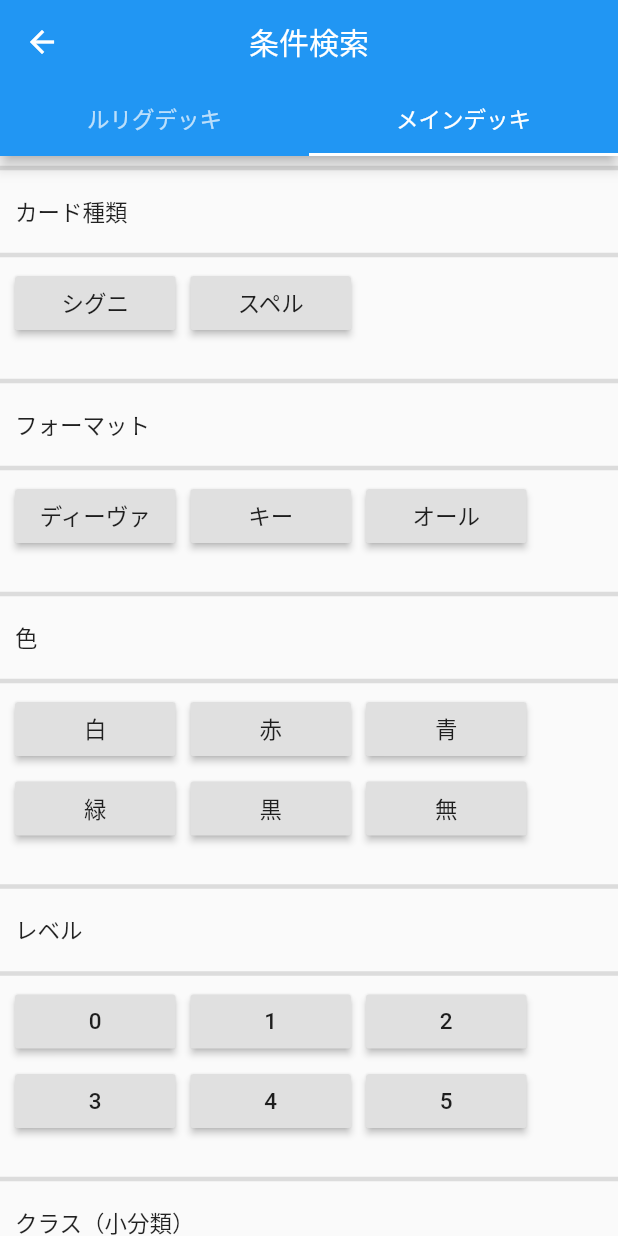
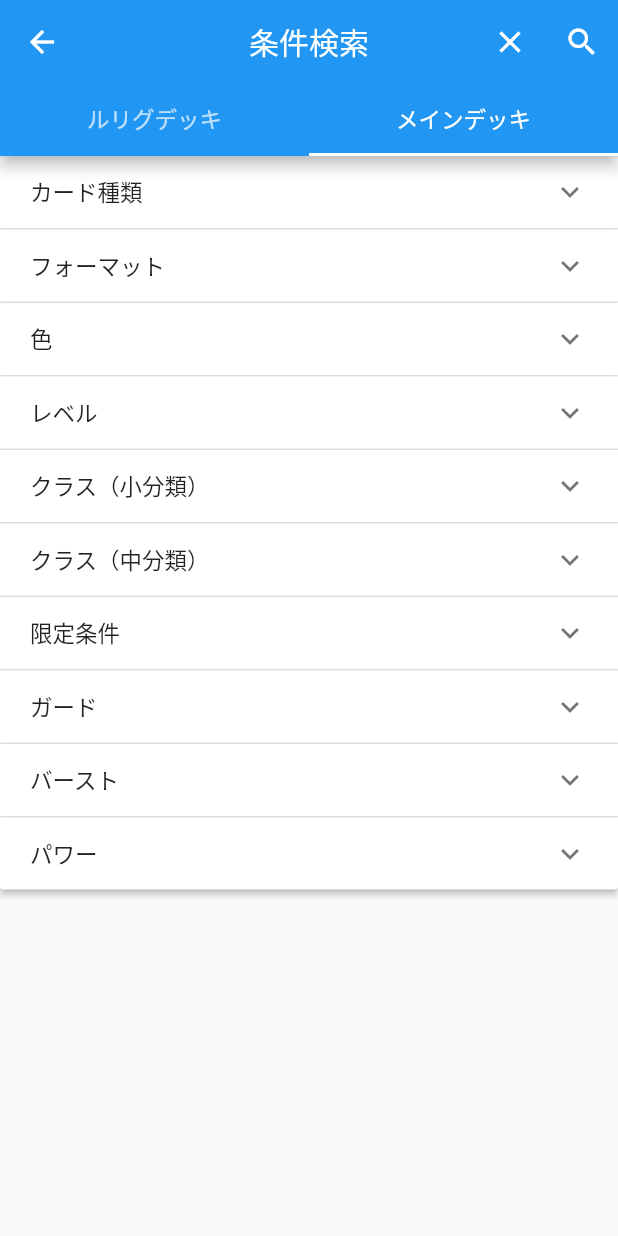
Before and after one commit to Rutile3/oreore_wixoss_collection_app, a Flutter app: the CardFilteredSearch screen opened by its route, tab 2 chosen, on a phone screen of 412 x 824 dp. Run offline on Flutter 3.47's test engine with Material 2 defaults, Android fonts, the phone set to English and light mode, and no system bars.

Commit message:
✨ 条件検索画面の条件をたためるように修正

```diff
--- a/lib/cardSearch/cardFilteredSearch.dart
+++ b/lib/cardSearch/cardFilteredSearch.dart
@@ -1,13 +1,7 @@
+import 'package:flutter/cupertino.dart';
 import 'package:flutter/material.dart';
+
 import 'package:oreore_wixoss_collection_app/constant/cardDeckType.dart';
-
-class _FilterItem {
-  final String title;
-  final List<String> buttonTitleList;
-  bool isOpen = false;
-
-  _FilterItem(this.title, this.buttonTitleList);
-}
 
 class CardFilteredSearch extends StatefulWidget {
   static const namedRoute = 'CardFilteredSearch';
@@ -17,138 +11,10 @@ class CardFilteredSearch extends StatefulWidget {
 }
 
 class _CardFilteredSearchState extends State<CardFilteredSearch> {
-  final _lrigDeckFilterList = [
-    _FilterItem('カード種類', [
-      'シグニ',
-      'スペル',
-    ]),
-    _FilterItem('フォーマット', [
-      'ディーヴァ',
-      'キー',
-      'オール',
-    ]),
-    _FilterItem('色', [
-      '白',
-      '赤',
-      '青',
-      '緑',
-      '黒',
-      '無',
-    ]),
-    _FilterItem('レベル', [
-      '0',
-      '1',
-      '2',
-      '3',
-      '4',
-      '5',
-    ]),
-    _FilterItem('クラス（小分類）', [
-      'アーム',
-      '悪魔',
-      'ウェポン',
-      '宇宙',
-      '英知',
-      '怪異',
-      '凶蟲',
-      '空獣',
-      '原子',
-      '鉱石',
-      '古代兵器',
-      '植物',
-      '乗機',
-      '水獣',
-      '地獣',
-      '調理',
-      '天使',
-      '電機',
-      'トリック',
-      '毒牙',
-      '微菌',
-      '美巧',
-      '武勇',
-      '宝石',
-      '迷宮',
-      '遊具',
-      '龍獣',
-    ]),
-    _FilterItem('クラス（中分類）', [
-      '奏武',
-      '奏像',
-      '奏械',
-      '奏羅',
-      '奏生',
-      '奏元',
-      '精武',
-      '精像',
-      '精械',
-      '精羅',
-      '精生',
-      '精元',
-    ]),
-    _FilterItem('限定条件', [
-      '無し',
-      'アイヤイ',
-      'あや',
-      'アルフォウ',
-      'アン',
-      'イオナ',
-      'ウムル',
-      'ウリス',
-      'エマ',
-      'エルドラ',
-      'カーニバル',
-      'グズ子',
-      'サシェ',
-      'タウィル',
-      'タマ',
-      'ドーナ',
-      '？',
-      '花代',
-      'ナナシ',
-      'にじさんじ',
-      'ハナレ',
-      'ピルルク',
-      'ママ',
-      'マユ',
-      '緑子',
-      'ミュウ',
-      'ミルルン',
-      '夢限',
-      'メル',
-      'ユキ',
-      'ユヅキ',
-      'リメンバ',
-      'リル',
-      'レイラ',
-      'LoV',
-    ]),
-    _FilterItem('ガード', [
-      'あり',
-      'なし',
-    ]),
-    _FilterItem('バースト', [
-      'あり',
-      'なし',
-    ]),
-    _FilterItem('パワー', [
-      '1,000',
-      '2,000',
-      '3,000',
-      '4,000',
-      '5,000',
-      '6,000',
-      '7,000',
-      '8,000',
-      '9,000',
-      '10,000',
-      '11,000',
-      '12,000',
-      '13,000',
-      '14,000',
-      '15,000',
-    ]),
-  ];
+  List<_FilterPanelData> _lrigDeckFilter =
+      _FilterPanelData.createLrigDeckPanelDataList();
+  List<_FilterPanelData> _mainDeckFilter =
+      _FilterPanelData.createMainDeckPanelDataList();
 
   @override
   Widget build(BuildContext context) {
@@ -158,101 +24,312 @@ class _CardFilteredSearchState extends State<CardFilteredSearch> {
         appBar: AppBar(
           title: Text('条件検索'),
           centerTitle: true,
-          bottom: TabBar(
-            tabs: [
-              Tab(text: CardDeckTypeText[CardDeckType.lrigDeck]),
-              Tab(text: CardDeckTypeText[CardDeckType.mainDeck]),
-            ],
-          ),
+          actions: [
+            IconButton(icon: const Icon(Icons.clear), onPressed: () {}),
+            IconButton(icon: const Icon(Icons.search), onPressed: () {}),
+          ],
+          bottom: TabBar(tabs: [
+            Tab(text: CardDeckTypeText[CardDeckType.lrigDeck]),
+            Tab(text: CardDeckTypeText[CardDeckType.mainDeck]),
+          ]),
         ),
         body: TabBarView(children: [
-          _buildLrigDeckFilter(),
-          _buildMainDeckFilter(),
+          _generateExpansionPanelList(_lrigDeckFilter),
+          _generateExpansionPanelList(_mainDeckFilter),
         ]),
       ),
     );
   }
 
-  /// ルリグデッキの条件検索
-  Widget _buildLrigDeckFilter() {
-    return Text('_buildLrigDeckFilter');
-  }
-
-  /// メインデッキの条件検索
-  Widget _buildMainDeckFilter() {
-    return ListView(
-      children: _lrigDeckFilterList.map((e) {
-        return _generateFilterExpansionPanel(e);
-      }).toList(),
-    );
-    // return ExpansionPanelList(
-    //   children: _lrigDeckFilterList.map((e) {
-    //     return _generateFilterExpansionPanel(e);
-    //   }).toList(),
-    //   expansionCallback: (i, isOpen) =>
-    //       setState(() => _lrigDeckFilterList[i].isOpen = !isOpen),
-    // );
-  }
-
-  /// フィルターの項目
-  Widget _generateFilterExpansionPanel(_FilterItem _filterItem) {
-    return Column(
-      crossAxisAlignment: CrossAxisAlignment.start,
-      children: [
-        _generateFilterTitle(_filterItem.title),
-        _generateFilterButtons(_filterItem.buttonTitleList),
-      ],
-    );
-
-    // return ExpansionPanel(
-    //   headerBuilder: (context, isOpen) {
-    //     return _generateFilterTitle(_filterItem.title);
-    //   },
-    //   body: _generateFilterButtons(_filterItem.buttonTitleList),
-    //   isExpanded: _filterItem.isOpen,
-    // );
-  }
-
-  /// フィルターの名前
-  Widget _generateFilterTitle(String title) {
-    return Column(
-      crossAxisAlignment: CrossAxisAlignment.start,
-      children: [
-        Divider(thickness: 3),
-        Container(
-          padding: EdgeInsets.all(10),
-          child: Text(title),
-        ),
-        Divider(thickness: 3),
-      ],
+  /// フィルターのパネルリストの生成
+  Widget _generateExpansionPanelList(List<_FilterPanelData> panelDataList) {
+    return SingleChildScrollView(
+      child: ExpansionPanelList(
+        children: panelDataList.map((panelData) {
+          return ExpansionPanel(
+            headerBuilder: (context, isOpen) {
+              return Container(
+                alignment: AlignmentDirectional.centerStart,
+                padding: EdgeInsets.only(left: 20),
+                child: Text(panelData.title),
+              );
+            },
+            body: _generateExpansionPanelBody(panelData),
+            isExpanded: panelData.isExpanded,
+          );
+        }).toList(),
+        expansionCallback: (index, isOpen) {
+          setState(() {
+            panelDataList[index].isExpanded = !isOpen;
+          });
+        },
+      ),
     );
   }
 
-  /// フィルターのボタン
-  Widget _generateFilterButtons(List<String> buttonTitleList) {
+  /// フィルターのパネルのボディの生成
+  Widget _generateExpansionPanelBody(_FilterPanelData panelData) {
     return Container(
-      padding: EdgeInsets.only(left: 10, right: 10),
+      padding: EdgeInsets.only(left: 5, right: 5),
       child: Column(
         crossAxisAlignment: CrossAxisAlignment.start,
         children: [
-          Wrap(
-            crossAxisAlignment: WrapCrossAlignment.center,
-            spacing: 10,
-            runSpacing: 5,
-            children: buttonTitleList.map((e) {
-              return RaisedButton(
-                child: Container(
-                  alignment: Alignment.center,
-                  width: 75,
-                  child: Text(e),
-                ),
-                onPressed: () {},
-              );
-            }).toList(),
-          ),
+          _generateThreeLineButton(panelData.filterButtonList),
           SizedBox(height: 20),
         ],
       ),
     );
   }
+
+  /// フィルターボタンを3ライン区切りで表示するウィジェットの生成
+  Widget _generateThreeLineButton(List<_FilterButton> buttonList) {
+    var threeLineButtonList = _from1DWidgetListTo2DWidgetList(buttonList, 3);
+
+    return Column(
+      children: threeLineButtonList.map((threeLineButton) {
+        return Row(
+          children: [
+            Expanded(child: threeLineButton[0]),
+            SizedBox(width: 5),
+            Expanded(child: threeLineButton[1]),
+            SizedBox(width: 5),
+            Expanded(child: threeLineButton[2]),
+          ],
+        );
+      }).toList(),
+    );
+  }
+
+  /// 1次元配列のウィジェットを2次元配列に変換します
+  List<List<Widget>> _from1DWidgetListTo2DWidgetList(
+      List<Widget> list, int part) {
+    var outer = List<List<Widget>>();
+    int outerIndex = 0;
+
+    while (outerIndex < list.length) {
+      var inner = List<Widget>.generate(part, (index) => SizedBox.shrink());
+      int innerIndex = 0;
+
+      while (outerIndex < list.length && innerIndex < part) {
+        inner[innerIndex] = list[outerIndex];
+        innerIndex++;
+        outerIndex++;
+      }
+      outer.add(inner);
+    }
+
+    return outer;
+  }
 }
+
+/// フィルター項目のデータ
+class _FilterPanelData {
+  final String title;
+  final List<_FilterButton> filterButtonList;
+  bool isExpanded = false;
+
+  _FilterPanelData(this.title, this.filterButtonList);
+
+  /// ルリグデッキのフィルターのパネルリストを生成
+  static List<_FilterPanelData> createLrigDeckPanelDataList() {
+    return [
+      _FilterPanelData('カード種類', [
+        _FilterButton('ルリグ'),
+        _FilterButton('アシスト'),
+        _FilterButton('ピース'),
+        _FilterButton('アーツ'),
+        _FilterButton('キー'),
+        _FilterButton('レゾナ'),
+        _FilterButton('クラフト'),
+      ]),
+      _FilterPanelData('フォーマット', [
+        _FilterButton('ディーヴァ'),
+        _FilterButton('キー'),
+        _FilterButton('オール'),
+      ]),
+      _FilterPanelData('色', [
+        _FilterButton('白'),
+        _FilterButton('赤'),
+        _FilterButton('青'),
+        _FilterButton('緑'),
+        _FilterButton('黒'),
+        _FilterButton('無'),
+      ]),
+      _FilterPanelData('レベル', [
+        _FilterButton('0'),
+        _FilterButton('1'),
+        _FilterButton('2'),
+        _FilterButton('3'),
+        _FilterButton('4'),
+        _FilterButton('5'),
+      ]),
+    ];
+  }
+
+  /// メインデッキのフィルターのパネルリストを生成
+  static List<_FilterPanelData> createMainDeckPanelDataList() {
+    return [
+      _FilterPanelData('カード種類', [
+        _FilterButton('シグニ'),
+        _FilterButton('スペル'),
+      ]),
+      _FilterPanelData('フォーマット', [
+        _FilterButton('ディーヴァ'),
+        _FilterButton('キー'),
+        _FilterButton('オール'),
+      ]),
+      _FilterPanelData('色', [
+        _FilterButton('白'),
+        _FilterButton('赤'),
+        _FilterButton('青'),
+        _FilterButton('緑'),
+        _FilterButton('黒'),
+        _FilterButton('無'),
+      ]),
+      _FilterPanelData('レベル', [
+        _FilterButton('0'),
+        _FilterButton('1'),
+        _FilterButton('2'),
+        _FilterButton('3'),
+        _FilterButton('4'),
+        _FilterButton('5'),
+      ]),
+      _FilterPanelData('クラス（小分類）', [
+        _FilterButton('アーム'),
+        _FilterButton('悪魔'),
+        _FilterButton('ウェポン'),
+        _FilterButton('宇宙'),
+        _FilterButton('英知'),
+        _FilterButton('怪異'),
+        _FilterButton('凶蟲'),
+        _FilterButton('空獣'),
+        _FilterButton('原子'),
+        _FilterButton('鉱石'),
+        _FilterButton('古代兵器'),
+        _FilterButton('植物'),
+        _FilterButton('乗機'),
+        _FilterButton('水獣'),
+        _FilterButton('地獣'),
+        _FilterButton('調理'),
+        _FilterButton('天使'),
+        _FilterButton('電機'),
+        _FilterButton('トリック'),
+        _FilterButton('毒牙'),
+        _FilterButton('微菌'),
+        _FilterButton('美巧'),
+        _FilterButton('武勇'),
+        _FilterButton('宝石'),
+        _FilterButton('迷宮'),
+        _FilterButton('遊具'),
+        _FilterButton('龍獣'),
+      ]),
+      _FilterPanelData('クラス（中分類）', [
+        _FilterButton('奏武'),
+        _FilterButton('奏像'),
+        _FilterButton('奏械'),
+        _FilterButton('奏羅'),
+        _FilterButton('奏生'),
+        _FilterButton('奏元'),
+        _FilterButton('精武'),
+        _FilterButton('精像'),
+        _FilterButton('精械'),
+        _FilterButton('精羅'),
+        _FilterButton('精生'),
+        _FilterButton('精元'),
+      ]),
+      _FilterPanelData('限定条件', [
+        _FilterButton('無し'),
+        _FilterButton('アイヤイ'),
+        _FilterButton('あや'),
+        _FilterButton('アルフォウ'),
+        _FilterButton('アン'),
+        _FilterButton('イオナ'),
+        _FilterButton('ウムル'),
+        _FilterButton('ウリス'),
+        _FilterButton('エマ'),
+        _FilterButton('エルドラ'),
+        _FilterButton('カーニバル'),
+        _FilterButton('グズ子'),
+        _FilterButton('サシェ'),
+        _FilterButton('タウィル'),
+        _FilterButton('タマ'),
+        _FilterButton('ドーナ'),
+        _FilterButton('？'),
+        _FilterButton('花代'),
+        _FilterButton('ナナシ'),
+        _FilterButton('にじさんじ'),
+        _FilterButton('ハナレ'),
+        _FilterButton('ピルルク'),
+        _FilterButton('ママ'),
+        _FilterButton('マユ'),
+        _FilterButton('緑子'),
+        _FilterButton('ミュウ'),
+        _FilterButton('ミルルン'),
+        _FilterButton('夢限'),
+        _FilterButton('メル'),
+        _FilterButton('ユキ'),
+        _FilterButton('ユヅキ'),
+        _FilterButton('リメンバ'),
+        _FilterButton('リル'),
+        _FilterButton('レイラ'),
+        _FilterButton('LoV'),
+      ]),
+      _FilterPanelData('ガード', [
+        _FilterButton('あり'),
+        _FilterButton('なし'),
+      ]),
+      _FilterPanelData('バースト', [
+        _FilterButton('あり'),
+        _FilterButton('なし'),
+      ]),
+      _FilterPanelData('パワー', [
+        _FilterButton('1,000'),
+        _FilterButton('2,000'),
+        _FilterButton('3,000'),
+        _FilterButton('4,000'),
+        _FilterButton('5,000'),
+        _FilterButton('6,000'),
+        _FilterButton('7,000'),
+        _FilterButton('8,000'),
+        _FilterButton('9,000'),
+        _FilterButton('10,000'),
+        _FilterButton('11,000'),
+        _FilterButton('12,000'),
+        _FilterButton('13,000'),
+        _FilterButton('14,000'),
+        _FilterButton('15,000'),
+      ]),
+    ];
+  }
+}
+
+/// フィルターボタン
+class _FilterButton extends StatefulWidget {
+  final String title;
+  bool checked = false;
+
+  _FilterButton(this.title, {Key key}) : super(key: key);
+
+  @override
+  _FilterButtonState createState() => _FilterButtonState();
+}
+
+class _FilterButtonState extends State<_FilterButton> {
+  @override
+  Widget build(BuildContext context) {
+    return FlatButton(
+      color: widget.checked ? Colors.lightBlue : Colors.black12,
+      child: Text(
+        widget.title,
+        style: TextStyle(
+          color: widget.checked ? Colors.white : Colors.black87,
+        ),
+      ),
+      onPressed: () {
+        setState(() {
+          widget.checked = !widget.checked;
+        });
+      },
+    );
+  }
+}
--- a/lib/main.dart
+++ b/lib/main.dart
@@ -19,9 +19,7 @@ class MyApp extends StatelessWidget {
 
     return MaterialApp(
       title: 'オレオレウィクロス図鑑',
-      theme: ThemeData(
-        visualDensity: VisualDensity.adaptivePlatformDensity,
-      ),
+      theme: ThemeData.light(),
       // 中国語フォントにならないようにするため
       locale: locale,
       localizationsDelegates: const [
```
